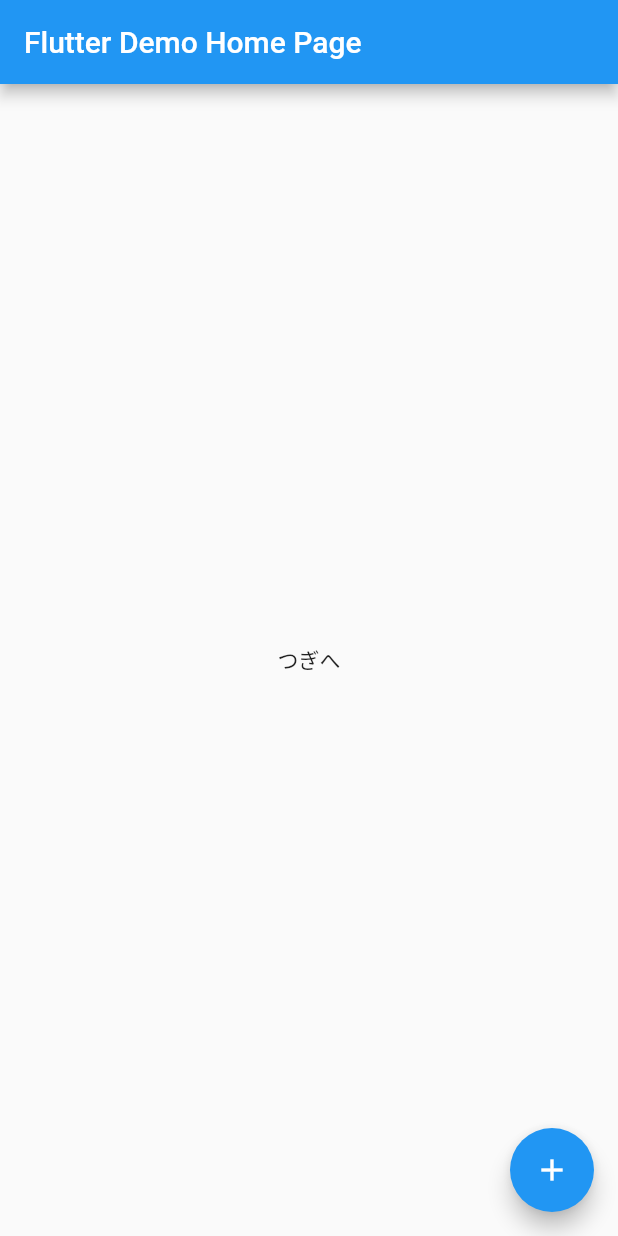
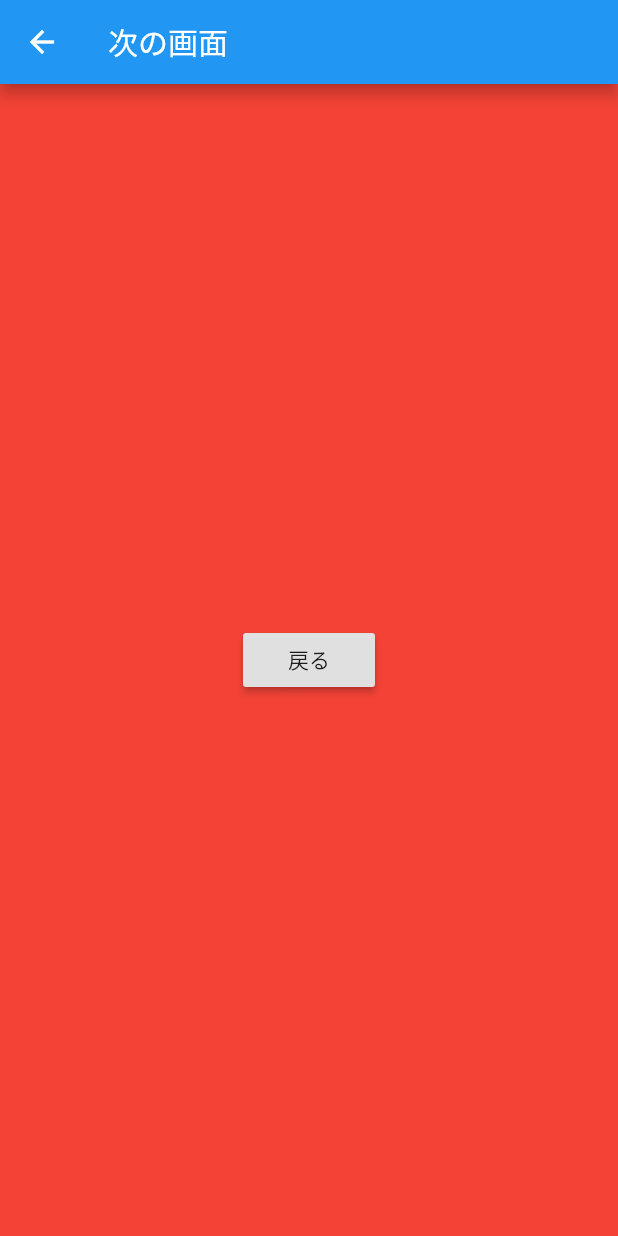
Before and after one commit to Akiosan09/coriander, a Flutter app: the screen it shows after launch, after a tap on "つぎへ", on a phone screen of 412 x 824 dp. Run offline on Flutter 3.47's test engine with Material 2 defaults, Android fonts, the phone set to English and light mode, and no system bars.

Commit message:
3rd commit

```diff
--- a/lib/main.dart
+++ b/lib/main.dart
@@ -1,4 +1,5 @@
 import 'package:flutter/material.dart';
+import 'package:flutter_application_1/next_page.dart';
 
 void main() {
   runApp(MyApp());
@@ -14,7 +15,7 @@ class MyApp extends StatelessWidget {
         primarySwatch: Colors.blue,
         visualDensity: VisualDensity.adaptivePlatformDensity,
       ),
-      home: MyHomePage(title: 'Flutter Demo Home Page'),
+      home: MyHomePage(title: 'タイトルですよ'),
     );
   }
 }
@@ -43,10 +44,16 @@ class _MyHomePageState extends State<MyHomePage> {
         title: Text(widget.title),
       ),
       body: Center(
-        child: FlatButton(
+        child: RaisedButton(
           child: Text("つぎへ"),
           onPressed: () {
             // ここにボタン押したときのなにかを
+            Navigator.push(
+              context,
+              MaterialPageRoute(
+                builder: (context) => NextPage(),
+              ),
+            );
           },
         ),
       ),
--- /dev/null
+++ b/lib/next_page.dart
@@ -0,0 +1,25 @@
+import 'package:flutter/material.dart';
+
+class NextPage extends StatelessWidget {
+  @override
+  Widget build(BuildContext context) {
+    return Scaffold(
+      appBar: AppBar(
+        title: Text("次の画面"),
+      ),
+      body: Container(
+        height: double.infinity,
+        color: Colors.red,
+        child: Center(
+          child: RaisedButton(
+            child: Text("戻る"),
+            onPressed: () {
+              // ここにボタン押したときのなにかを
+              Navigator.pop(context);
+            },
+          ),
+        ),
+      ),
+    );
+  }
+}
```
